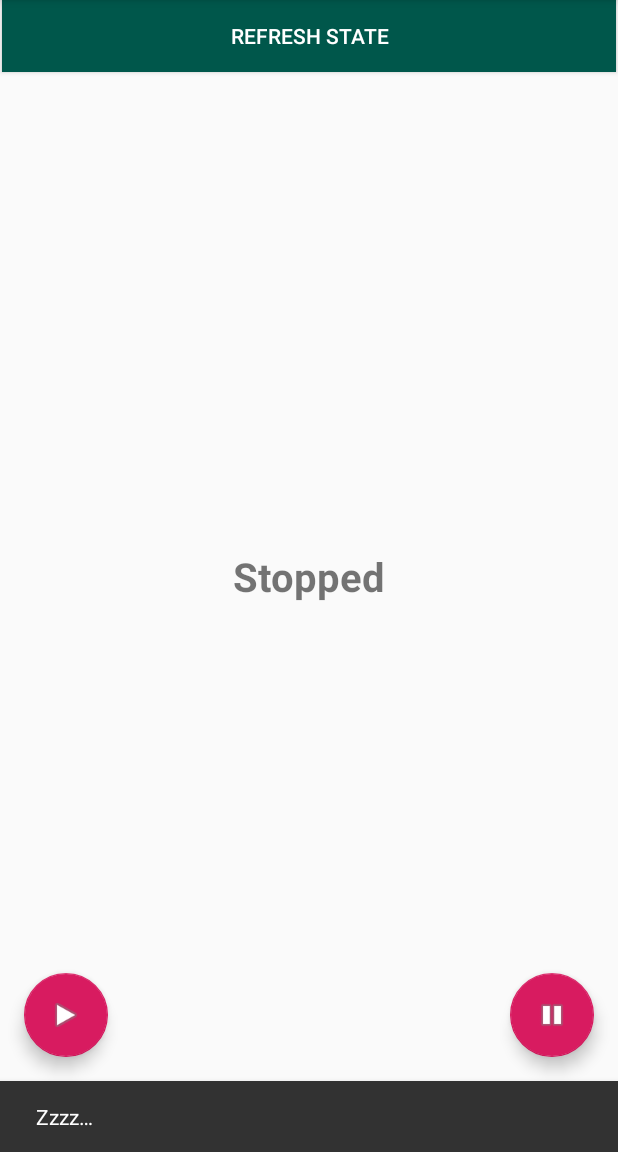
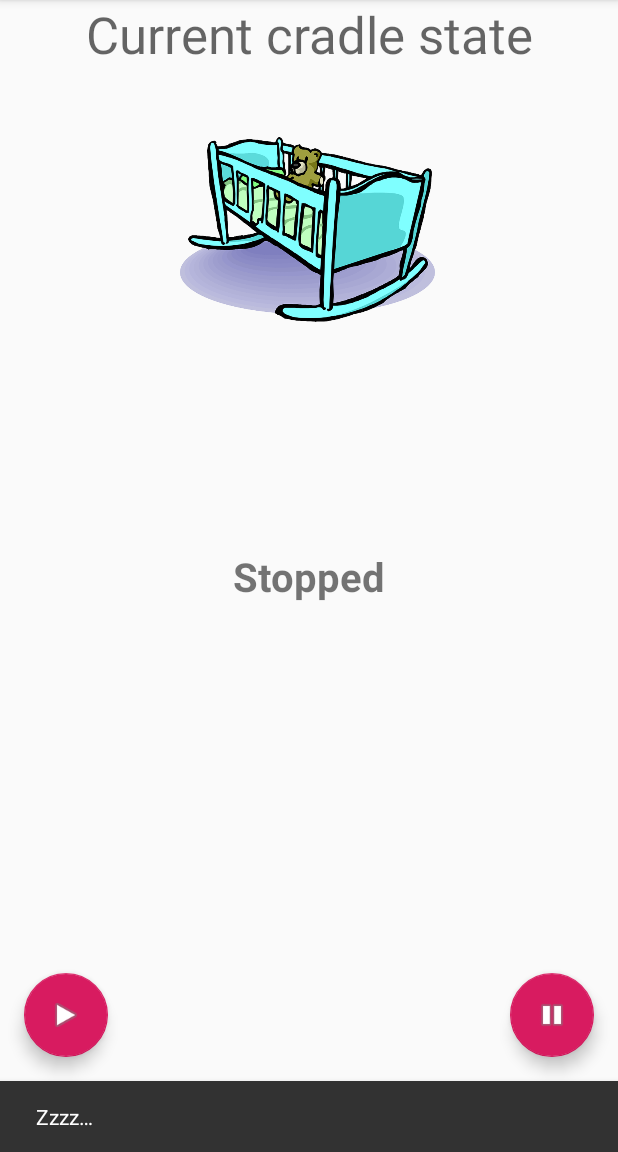
Before and after one commit to akryvko/arduino, an Android app: the screen it shows after launch (MainActivity), after a tap on an icon or button, on a phone screen of 412 x 824 dp, the part 84-1236 px from its top. Run offline under Robolectric (Android 15) with nearby library versions, the light colour scheme and no system bars; network calls fail; 2 statements that could not run were skipped; 1 other tap on this screen came first.

Commit message:
added auto refresh and a pic

```diff
--- a/rockit/android/app/src/main/java/andrii/rockit/MainActivity.kt
+++ b/rockit/android/app/src/main/java/andrii/rockit/MainActivity.kt
@@ -16,60 +16,19 @@ import java.util.*
 import java.util.concurrent.CompletableFuture
 
 class MainActivity : AppCompatActivity() {
-    val timer: Timer = Timer("RefreshTimer")
+    private var timer: Timer? = null
 
     companion object {
-        const val tag = "ROCKIT"
-        const val rootUrl = "https://fathomless-cove-40821.herokuapp.com/kabachok/rock"
+        const val TAG = "ROCKIT"
+        const val ROOT_URL = "https://fathomless-cove-40821.herokuapp.com/kabachok/rock"
         // const val rootUrl = "http://192.168.0.20:5000/kabachok/rock"
+        const val REFRESH_DELAY : Long = 30 * 1000
     }
 
     override fun onCreate(savedInstanceState: Bundle?, persistentState: PersistableBundle?) {
         super.onCreate(savedInstanceState, persistentState)
         setContentView(R.layout.activity_main)
         setSupportActionBar(toolbar)
-
-        refreshStatus()
-    }
-
-    private fun mapResponseStatus(s: String): String = when (s) {
-        getString(R.string.response_rocking) -> getString(R.string.status_rocking)
-        getString(R.string.response_stopped) -> getString(R.string.status_stopped)
-        else -> getString(R.string.status_unknown)
-    }
-
-    private fun refreshStatus() {
-        statusText.text = getString(R.string.status_rocking)
-        CompletableFuture.runAsync {
-            Log.w(tag, "Sending request")
-            val res = URL(rootUrl).readText()
-            Log.w(tag, "Response: $res")
-            statusText.text = mapResponseStatus(res)
-        }.join()
-    }
-
-    private fun startCradle(view: View) {
-        statusText.text = getString(R.string.status_rocking)
-        CompletableFuture.runAsync {
-            Log.w(tag, "Sending request")
-            val res = URL("$rootUrl/start").readText()
-            Log.w(tag, "Response: $res")
-            statusText.text = mapResponseStatus(res)
-        }.join()
-        Snackbar.make(view, "Lets rock!", Snackbar.LENGTH_LONG)
-            .setAction("Action", null).show()
-    }
-
-    private fun stopCradle(view: View) {
-        statusText.text = getString(R.string.status_stopped)
-        CompletableFuture.runAsync {
-            Log.w(tag, "Sending request")
-            val res = URL("$rootUrl/stop").readText()
-            Log.w(tag, "Response: $res")
-            statusText.text = mapResponseStatus(res)
-        }.join()
-        Snackbar.make(view, getString(R.string.view_zzz), Snackbar.LENGTH_LONG)
-            .setAction("Action", null).show()
     }
 
     override fun onCreate(savedInstanceState: Bundle?) {
@@ -84,10 +43,81 @@ class MainActivity : AppCompatActivity() {
         off.setOnClickListener { view ->
             stopCradle(view)
         }
+    }
 
-        refresh.setOnClickListener {
-            refreshStatus()
+    override fun onPause() {
+        super.onPause()
+        cancelRefreshTimer()
+    }
+
+    private fun mapResponseStatus(s: String): String = when (s) {
+        getString(R.string.response_rocking) -> getString(R.string.status_rocking)
+        getString(R.string.response_stopped) -> getString(R.string.status_stopped)
+        else -> getString(R.string.status_unknown)
+    }
+
+    private fun refreshStatus(view: View) {
+        statusText.text = getString(R.string.status_rocking)
+        CompletableFuture.runAsync {
+            Log.w(TAG, "Sending request")
+            val res = URL(ROOT_URL).readText()
+            Log.w(TAG, "Response: $res")
+            statusText.text = mapResponseStatus(res)
+        }.join()
+        Snackbar.make(view, getString(R.string.refreshing_state), Snackbar.LENGTH_LONG)
+            .setAction("Action", null).show()
+    }
+
+    private fun startCradle(view: View) {
+        statusText.text = getString(R.string.status_rocking)
+        CompletableFuture.runAsync {
+            Log.w(TAG, "Sending request")
+            val res = URL("$ROOT_URL/start").readText()
+            Log.w(TAG, "Response: $res")
+            statusText.text = mapResponseStatus(res)
+        }.join()
+        Snackbar.make(view, "Lets rock!", Snackbar.LENGTH_LONG)
+            .setAction("Action", null).show()
+    }
+
+    private fun stopCradle(view: View) {
+        statusText.text = getString(R.string.status_stopped)
+        CompletableFuture.runAsync {
+            Log.w(TAG, "Sending request")
+            val res = URL("$ROOT_URL/stop").readText()
+            Log.w(TAG, "Response: $res")
+            statusText.text = mapResponseStatus(res)
+        }.join()
+        Snackbar.make(view, getString(R.string.view_zzz), Snackbar.LENGTH_LONG)
+            .setAction("Action", null).show()
+    }
+
+    private fun cancelRefreshTimer() {
+        if (timer != null) {
+            timer!!.cancel()
         }
+    }
+
+    private fun runRefreshTimer() {
+        if (timer != null) {
+            cancelRefreshTimer()
+        }
+        timer = Timer("Refresh Timer")
+        class RefreshTimerTask : TimerTask() {
+            override fun run() {
+                runOnUiThread {
+                    Runnable {
+                        refreshStatus(activityMain)
+                    }.run()
+                }
+            }
+        }
+        timer!!.scheduleAtFixedRate(RefreshTimerTask(), 0, REFRESH_DELAY)
+    }
+
+    override fun onResume() {
+        super.onResume()
+        runRefreshTimer()
     }
 
     override fun onCreateOptionsMenu(menu: Menu): Boolean {
@@ -105,4 +135,6 @@ class MainActivity : AppCompatActivity() {
             else -> super.onOptionsItemSelected(item)
         }
     }
+
+
 }
--- a/rockit/android/app/src/main/res/layout/activity_main.xml
+++ b/rockit/android/app/src/main/res/layout/activity_main.xml
@@ -2,6 +2,7 @@
 <androidx.coordinatorlayout.widget.CoordinatorLayout xmlns:android="http://schemas.android.com/apk/res/android"
     xmlns:app="http://schemas.android.com/apk/res-auto"
     xmlns:tools="http://schemas.android.com/tools"
+    android:id="@+id/activityMain"
     android:layout_width="match_parent"
     android:layout_height="match_parent"
     tools:context=".MainActivity">
@@ -20,7 +21,11 @@
 
     </com.google.android.material.appbar.AppBarLayout>
 
-    <include layout="@layout/content_main" />
+    <include
+        android:id="@+id/include"
+        layout="@layout/content_main"
+        app:layout_anchor="@+id/include"
+        app:layout_anchorGravity="center" />
 
     <com.google.android.material.floatingactionbutton.FloatingActionButton
         android:id="@+id/on"
--- a/rockit/android/app/src/main/res/layout/content_main.xml
+++ b/rockit/android/app/src/main/res/layout/content_main.xml
@@ -23,27 +23,23 @@
     <TextView
         android:id="@+id/currentStatusHeader"
         android:layout_width="wrap_content"
-        android:layout_height="wrap_content"
+        android:layout_height="45dp"
         android:text="@string/current_cradle_state"
         android:textAppearance="@style/TextAppearance.AppCompat.Display1"
         app:layout_constraintEnd_toEndOf="parent"
         app:layout_constraintHorizontal_bias="0.5"
         app:layout_constraintStart_toStartOf="parent"
-        tools:layout_editor_absoluteY="252dp" />
+        tools:layout_editor_absoluteY="263dp" />
 
-    <Button
-        android:id="@+id/refresh"
-        android:layout_width="409dp"
-        android:layout_height="wrap_content"
-        android:layout_marginStart="24dp"
-        android:layout_marginEnd="24dp"
-        android:background="@color/colorPrimaryDark"
-        android:text="@string/refresh_state"
-        android:textColor="#FFFFFF"
+    <ImageView
+        android:id="@+id/imageView"
+        android:layout_width="170dp"
+        android:layout_height="306dp"
         app:layout_constraintEnd_toEndOf="parent"
-        app:layout_constraintHorizontal_bias="0.5"
+        app:layout_constraintHorizontal_bias="0.497"
         app:layout_constraintStart_toStartOf="parent"
-        tools:layout_editor_absoluteY="377dp" />
+        app:srcCompat="@drawable/cradle_blue"
+        tools:layout_editor_absoluteY="16dp" />
 
 
 </androidx.constraintlayout.widget.ConstraintLayout>
--- a/rockit/android/app/src/main/res/values/strings.xml
+++ b/rockit/android/app/src/main/res/values/strings.xml
@@ -7,6 +7,6 @@
     <string name="response_rocking">started</string>
     <string name="response_stopped">stopped</string>
     <string name="view_zzz">Zzzz…</string>
-    <string name="current_cradle_state">Current cradle state:</string>
-    <string name="refresh_state">Refresh State</string>
+    <string name="current_cradle_state">Current cradle state</string>
+    <string name="refreshing_state">Refreshing state…</string>
 </resources>
```
Also changed, not shown: rockit/android/app/src/main/res/drawable/cradle_blue.png (added), rockit/android/app/src/main/res/drawable/cradle_brown.png (added).
